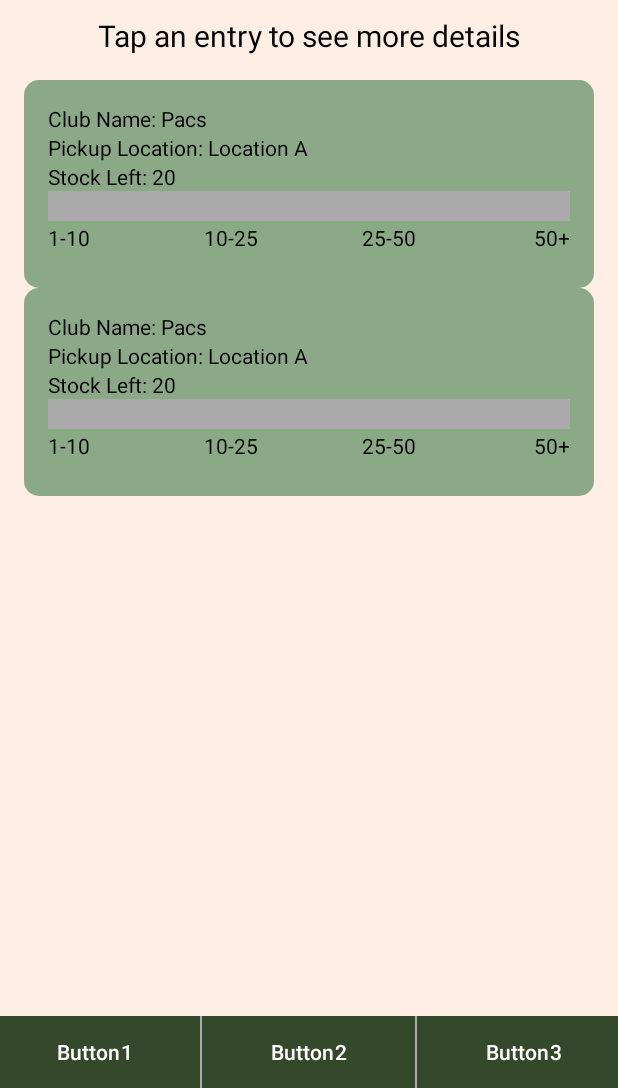
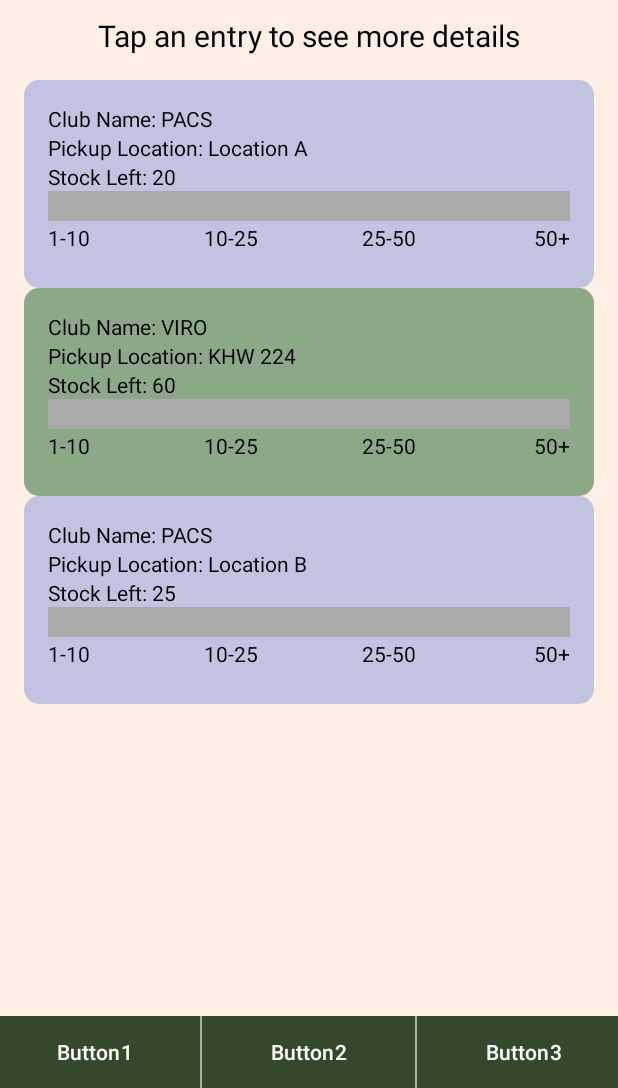
Before and after one commit to Kyoko522/Food-Management, an Android app: the homepage screen opened directly, with no data from a screen before it, on a phone screen of 412 x 824 dp, the part 148-1236 px from its top. Run offline under Robolectric (Android 15) with nearby library versions, the phone set to English and light mode, and no system bars.

Commit message:
pop layout updated

```diff
--- a/app/src/main/java/com/example/pacsxvirofoodmanagementapp/homepage.kt
+++ b/app/src/main/java/com/example/pacsxvirofoodmanagementapp/homepage.kt
@@ -1,13 +1,16 @@
 package com.example.pacsxvirofoodmanagementapp
 
+import android.app.Dialog
 import android.os.Bundle
 import android.view.LayoutInflater
 import android.view.View
-import android.widget.CheckBox
+import android.widget.GridLayout
+import android.widget.GridView
 import android.widget.LinearLayout
 import android.widget.TextView
 import androidx.appcompat.app.AppCompatActivity
 import androidx.cardview.widget.CardView
+import androidx.core.content.ContextCompat
 import com.example.pacsxvirofoodmanagementapp.CardData
 
 class homepage : AppCompatActivity() {
@@ -18,27 +21,37 @@ class homepage : AppCompatActivity() {
         // Get reference to the cardsContainer
         val cardsContainer: LinearLayout = findViewById(R.id.cardsContainer)
 
-        // Create a static card data
-        val cardData = CardData(
-            "Pacs", "Location A", "20",
-            "There are 5 pizzas, vegetarian, and meat options are available. All Halal", "6pm",
-            false, true, true, true, true, false, false, false, false, false, true, true
+        // Create a list of static card data
+        val cardDataList = listOf(
+            CardData("PACS", "Location A", "20", "There are 5 pizzas, vegetarian, and meat options are available. All Halal", "6pm", false, true, true, true, true, false, false, false, false, false, true, true),
+            CardData("VIRO", "KHW 224", "60", "There are 5 pizzas, vegetarian, and meat options are available. All Halal", "8pm", false, true, true, true, true, false, false, false, false, true, true, false),
+            CardData("PACS", "Location B", "25", "There are 5 pizzas, vegetarian, and meat options are available. All Halal", "6pm", false, true, true, true, true, false, false, false, false, false, true, true),
+
+        // Add more card data as needed
         )
 
-        val cardData2 = CardData(
-            "Pacs", "Location A", "20",
-            "There are 5 pizzas, vegetarian, and meat options are available. All Halal", "8pm",
-            false, true, true, true, true, false, false, false, false, false, true, true
-        )
+        // Iterate through the list of card data and create card views
+        cardDataList.forEachIndexed { index, cardData ->
+            val cardView = createCardView(cardData)
 
-        // Create and add the card view
-        val cardView = createCardView(cardData)
-        cardsContainer.addView(cardView)
+            // Alternate background colors based on the position
+            val backgroundColor = if (index % 2 == 0) {
+                ContextCompat.getColor(this, R.color.light_blue)
+            } else {
+                ContextCompat.getColor(this, R.color.light_green)
+            }
 
-        val cardView2 = createCardView(cardData2)
-        cardsContainer.addView(cardView2)
+            cardView.findViewById<LinearLayout>(R.id.cardContentLayout).setBackgroundColor(backgroundColor)
+//            cardView.findViewById<LinearLayout>(R.id.card_popup).setBackgroundColor(backgroundColor)
+//            cardView.findViewById<GridLayout>(R.id.grid_popup).setBackgroundColor(backgroundColor)
 
-        // You can add more cards by repeating the above process
+            // Set click listener to show the pop-up
+            cardView.setOnClickListener {
+                showPopup(cardData)
+            }
+
+            cardsContainer.addView(cardView)
+        }
     }
 
     private fun createCardView(cardData: CardData): View {
@@ -89,4 +102,29 @@ class homepage : AppCompatActivity() {
 
         return cardView
     }
+
+    private fun showPopup (cardData: CardData){
+        // Create a dialog
+        val dialog = Dialog(this)
+        dialog.setContentView(R.layout.card_pop_up) // Assuming you have a layout for the pop-up
+
+        // Find views in the dialog layout
+        val clubNameTextView: TextView = dialog.findViewById(R.id.clubName)
+        val pickupLocationTextView: TextView = dialog.findViewById(R.id.pickupLocation)
+        val stockLeftTextView: TextView = dialog.findViewById(R.id.stockLeft)
+        val descriptionTextView: TextView = dialog.findViewById(R.id.description)
+        val availabilityTextView: TextView = dialog.findViewById(R.id.availability)
+
+        // Set data to the views
+        clubNameTextView.text = "Club Name: ${cardData.club_name}"
+        pickupLocationTextView.text = "Pickup Location: ${cardData.pickup_location}"
+        stockLeftTextView.text = "Stock Left: ${cardData.stock_left}"
+        descriptionTextView.text = "Description: ${cardData.description}"
+        availabilityTextView.text = "Availability: ${cardData.availability}"
+
+        // Add more views and data as needed
+
+        // Show the dialog
+        dialog.show()
+    }
 }
--- a/app/src/main/res/layout/card_items.xml
+++ b/app/src/main/res/layout/card_items.xml
@@ -14,6 +14,7 @@
         android:layout_width="match_parent"
         android:layout_height="wrap_content"
         android:orientation="vertical"
+        android:id="@+id/cardContentLayout"
         android:padding="16dp"
         android:background="@color/light_green">
 
--- a/app/src/main/res/layout/card_pop_up.xml
+++ b/app/src/main/res/layout/card_pop_up.xml
@@ -15,13 +15,14 @@
         android:layout_width="match_parent"
         android:layout_height="wrap_content"
         android:layout_marginBottom="8dp"
-        android:background="@color/light_blue"
+        android:background="@color/light_green"
         app:cardCornerRadius="10dp"
         android:layout_margin="5dp">
 
         <LinearLayout
             android:layout_width="match_parent"
             android:layout_height="wrap_content"
+            android:id="@+id/card_popup"
             android:orientation="vertical"
             android:paddingStart="16dp"
             android:paddingEnd="16dp"
@@ -88,6 +89,7 @@
                         android:layout_width="match_parent"
                         android:layout_height="wrap_content"
                         android:layout_gravity="center"
+                        android:id="@+id/grid_popup"
                         android:columnCount="2"
                         android:rowCount="6"
                         android:background="@color/light_green">
```
